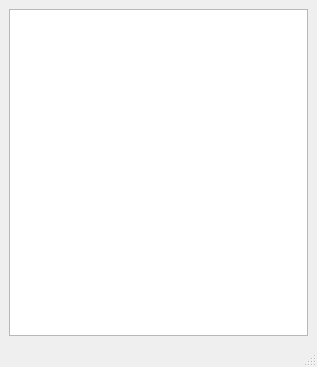
skp17/pyCOM, file UI/mainwindow.ui: the form before one commit.
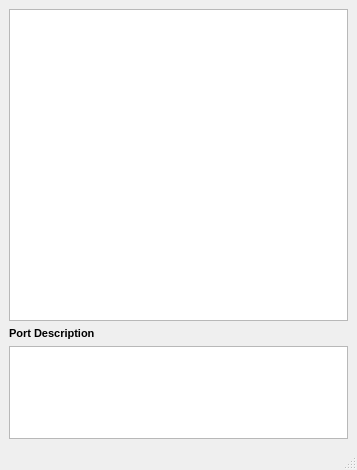
The form after the commit.

Commit message: - added a .spec file to create the executable using pyinstaller - added a .qrc file containing the icons - added a description box that displays port information - modifed README.md file

```diff
--- a/UI/mainwindow.ui
+++ b/UI/mainwindow.ui
@@ -6,17 +6,76 @@
    <rect>
     <x>0</x>
     <y>0</y>
-    <width>317</width>
-    <height>367</height>
+    <width>357</width>
+    <height>470</height>
    </rect>
   </property>
+  <property name="sizePolicy">
+   <sizepolicy hsizetype="Fixed" vsizetype="Fixed">
+    <horstretch>0</horstretch>
+    <verstretch>0</verstretch>
+   </sizepolicy>
+  </property>
   <property name="windowTitle">
    <string>pyCOM</string>
   </property>
   <widget class="QWidget" name="centralwidget">
-   <layout class="QVBoxLayout" name="verticalLayout">
+   <layout class="QVBoxLayout" name="verticalLayout_2">
     <item>
-     <widget class="QTableView" name="tableView"/>
+     <widget class="QTableView" name="tableView">
+      <property name="selectionMode">
+       <enum>QAbstractItemView::SingleSelection</enum>
+      </property>
+     </widget>
+    </item>
+    <item>
+     <layout class="QVBoxLayout" name="verticalLayout">
+      <item>
+       <widget class="QLabel" name="label">
+        <property name="sizePolicy">
+         <sizepolicy hsizetype="Preferred" vsizetype="Fixed">
+          <horstretch>0</horstretch>
+          <verstretch>0</verstretch>
+         </sizepolicy>
+        </property>
+        <property name="maximumSize">
+         <size>
+          <width>16777215</width>
+          <height>93</height>
+         </size>
+        </property>
+        <property name="font">
+         <font>
+          <pointsize>8</pointsize>
+          <weight>75</weight>
+          <bold>true</bold>
+         </font>
+        </property>
+        <property name="text">
+         <string>Port Description</string>
+        </property>
+       </widget>
+      </item>
+      <item>
+       <widget class="QPlainTextEdit" name="txtPortInfo">
+        <property name="sizePolicy">
+         <sizepolicy hsizetype="Expanding" vsizetype="Fixed">
+          <horstretch>0</horstretch>
+          <verstretch>0</verstretch>
+         </sizepolicy>
+        </property>
+        <property name="maximumSize">
+         <size>
+          <width>16777215</width>
+          <height>93</height>
+         </size>
+        </property>
+        <property name="readOnly">
+         <bool>true</bool>
+        </property>
+       </widget>
+      </item>
+     </layout>
     </item>
    </layout>
   </widget>
```
Left out of the diff: 2 changed lines with no effect on the pictures. The commit also changes 11 other files.
